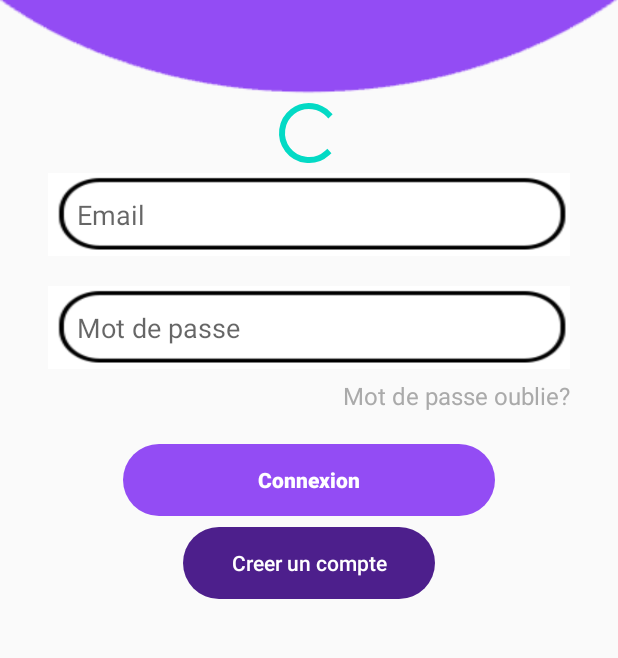
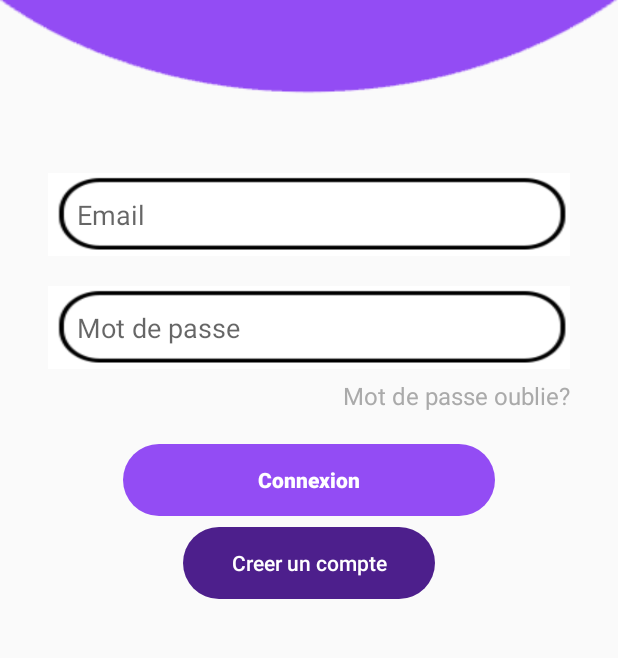
Before and after one commit to mansouri47b/NEED3, an Android app: the layout activity_login.xml on its own in the app's theme, with its tools: preview values and no code run, on a phone screen of 412 x 824 dp, the part 345-1003 px from its top. Run offline under Robolectric (Android 15) with nearby library versions, the phone set to English and light mode, and no system bars.

Commit message:
Forth commit

```diff
--- a/app/src/main/res/layout/activity_login.xml
+++ b/app/src/main/res/layout/activity_login.xml
@@ -43,13 +43,7 @@
         android:layout_marginTop="55dp"
         android:layout_marginRight="32dp"
         android:layout_marginBottom="-5dp">
-        <ProgressBar
-            android:id="@+id/progress_circular"
-            android:layout_width="match_parent"
-            android:layout_height="wrap_content"
-            android:layout_marginTop="9dp"
-            android:outlineAmbientShadowColor="#FF6200EE"
-            android:outlineSpotShadowColor="#FF6200EE"/>
+
 
         <LinearLayout
             android:id="@+id/emailLay"
--- a/app/src/main/res/values/styles.xml
+++ b/app/src/main/res/values/styles.xml
@@ -1,7 +1,7 @@
 <resources>
 
     <!-- Base application theme. -->
-    <style name="AppTheme" parent="Theme.AppCompat.Light.DarkActionBar">
+    <style name="AppTheme" parent="Theme.AppCompat.Light.NoActionBar">
         <!-- Customize your theme here. -->
         <item name="colorPrimary">@color/colorPrimary</item>
         <item name="colorPrimaryDark">@color/colorPrimaryDark</item>
```
